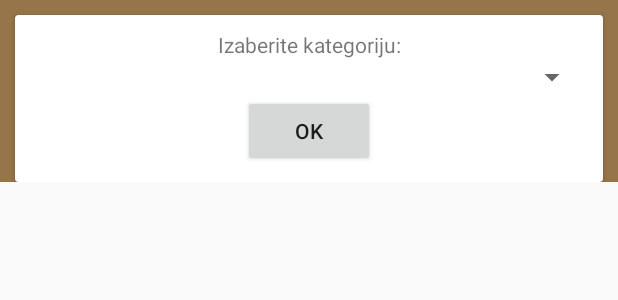
After one commit to rappabugis1/AndroidBookshelf, an Android app: the layout promijeni_kategoriju.xml on its own in the app's theme, with its tools: preview values and no code run, on a phone screen of 412 x 824 dp. The commit adds this screen. Shown: the top 300 px of the screen. Run offline under Robolectric (Android 15) with nearby library versions, the phone set to English and light mode, and no system bars.

Commit message:
Added category changing for a book

```diff
--- /dev/null
+++ b/app/src/main/res/drawable/ic_edit_black_24dp.xml
@@ -0,0 +1,5 @@
+<vector android:height="24dp" android:tint="#F3F1F6"
+    android:viewportHeight="24.0" android:viewportWidth="24.0"
+    android:width="24dp" xmlns:android="http://schemas.android.com/apk/res/android">
+    <path android:fillColor="#FF000000" android:pathData="M3,17.25V21h3.75L17.81,9.94l-3.75,-3.75L3,17.25zM20.71,7.04c0.39,-0.39 0.39,-1.02 0,-1.41l-2.34,-2.34c-0.39,-0.39 -1.02,-0.39 -1.41,0l-1.83,1.83 3.75,3.75 1.83,-1.83z"/>
+</vector>
--- /dev/null
+++ b/app/src/main/res/layout/promijeni_kategoriju.xml
@@ -0,0 +1,43 @@
+<FrameLayout xmlns:android="http://schemas.android.com/apk/res/android"
+    android:layout_width="match_parent"
+    android:layout_height="wrap_content"
+    android:background="@color/woodLight">
+
+    <android.support.v7.widget.CardView
+        android:layout_width="match_parent"
+        android:layout_height="wrap_content"
+        android:layout_marginBottom="0dp"
+        android:layout_marginLeft="10dp"
+        android:layout_marginRight="10dp"
+        android:layout_marginTop="10dp"
+        android:padding="20dp">
+
+        <LinearLayout
+            android:layout_width="match_parent"
+            android:layout_height="match_parent"
+            android:orientation="vertical"
+            android:padding="10dp">
+
+            <TextView
+                android:id="@+id/textView9"
+                android:layout_width="match_parent"
+                android:layout_height="wrap_content"
+                android:gravity="center"
+                android:text="Izaberite kategoriju:" />
+
+            <Spinner
+                android:id="@+id/spinnerKat"
+                android:layout_width="match_parent"
+                android:layout_height="wrap_content" />
+
+            <Button
+                android:id="@+id/ok"
+                android:layout_width="wrap_content"
+                android:layout_height="wrap_content"
+                android:layout_gravity="center"
+                android:text="@android:string/yes" />
+        </LinearLayout>
+
+    </android.support.v7.widget.CardView>
+
+</FrameLayout>
--- a/app/src/main/res/menu/cat_menu.xml
+++ b/app/src/main/res/menu/cat_menu.xml
@@ -6,8 +6,7 @@
         android:id="@+id/add_cat_item"
         android:icon="@drawable/ic_add_box_black_24dp"
         app:showAsAction="ifRoom"
-        android:title="@string/Dodaj_kategoriju"
-        android:iconTint="@color/cardview_dark_background">
+        android:title="@string/Dodaj_kategoriju">
 
     </item>
 </menu>
--- a/app/src/main/res/values/styles.xml
+++ b/app/src/main/res/values/styles.xml
@@ -1,11 +1,8 @@
 <resources>
 
     <!-- Base application theme. -->
-    <style name="AppTheme" parent="Theme.AppCompat.Light.DarkActionBar">
+    <style name="AppTheme" parent="Theme.AppCompat">
         <!-- Customize your theme here. -->
-        <item name="colorPrimary">@color/colorPrimary</item>
-        <item name="colorPrimaryDark">@color/colorPrimaryDark</item>
-        <item name="colorAccent">@color/colorAccent</item>
     </style>
 
 </resources>
```
Also changed, not shown: app/src/main/java/com/example/ridvan/spirala1/BazaOpenHelper.java (+61 -44 lines), app/src/main/java/com/example/ridvan/spirala1/FragmentKnjigaSaApi.java (+47 -0 lines), app/src/main/res/menu/knjiga_menu.xml (added, +9 -0 lines).
